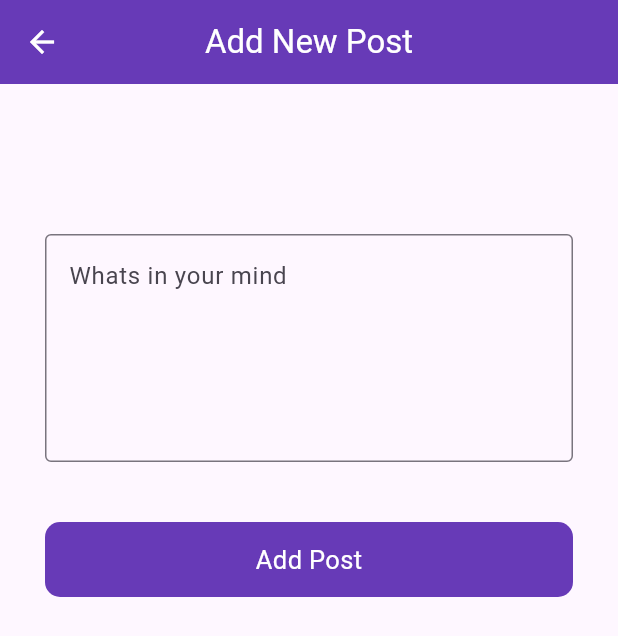
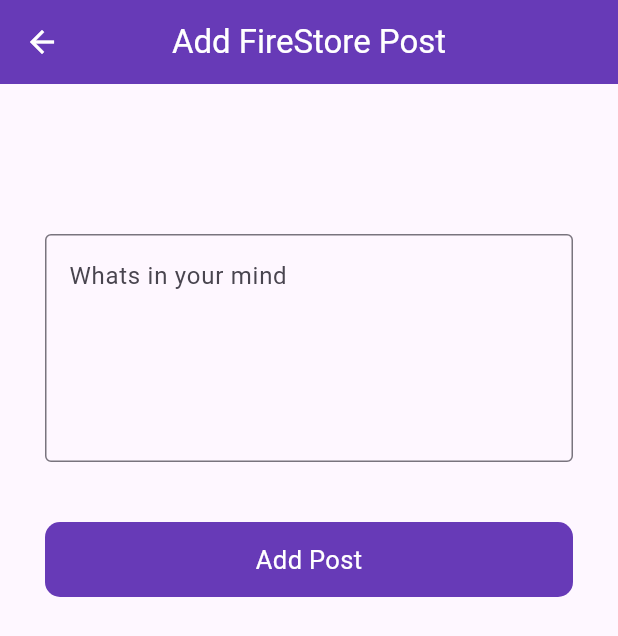
Before and after one commit to Arslan4546/FireBase-CRUD-Operations, a Flutter app: the screen it shows after launch, after a tap on the "add" icon, on a phone screen of 412 x 824 dp. Shown: the top 636 px of the screen. Run offline on Flutter 3.47's test engine with Material 3 defaults, Android fonts, the phone set to English and light mode, and no system bars; our stand-ins replace cloud_firestore, firebase_auth, firebase_core, firebase_database, fluttertoast; accounts and stored records are empty.

Commit message:
Add FireStore CRUD Operation

```diff
--- /dev/null
+++ b/lib/components/firestore/add_firestore_data.dart
@@ -0,0 +1,91 @@
+import 'package:cloud_firestore/cloud_firestore.dart';
+import 'package:firebase_auth/firebase_auth.dart';
+import 'package:firebase_database/firebase_database.dart';
+import 'package:firebase_getset/components/utils.dart';
+import 'package:flutter/material.dart';
+import '../roundbutton.dart';
+
+
+class AddFireStoreScreen extends StatefulWidget {
+  const AddFireStoreScreen({super.key});
+
+  @override
+  State<AddFireStoreScreen> createState() => _AddFireStoreScreenState();
+}
+
+class _AddFireStoreScreenState extends State<AddFireStoreScreen> {
+
+  bool loading = false;
+  final postController = TextEditingController();
+  FirebaseAuth auth = FirebaseAuth.instance;
+  final firestore = FirebaseFirestore.instance.collection("Posts");
+
+
+  @override
+  Widget build(BuildContext context) {
+    return Scaffold(
+      appBar: AppBar(
+        backgroundColor: Colors.deepPurple,
+        centerTitle: true,
+        title: const Text("Add FireStore Post", style: TextStyle(color: Colors.white),),
+        iconTheme: const IconThemeData(color: Colors.white),
+      ),
+      body: Padding(
+        padding: const EdgeInsets.symmetric(horizontal: 30.0),
+        child: SingleChildScrollView(
+          scrollDirection: Axis.vertical,
+          child: Column(
+            mainAxisAlignment: MainAxisAlignment.center,
+            crossAxisAlignment: CrossAxisAlignment.center,
+            children: [
+
+              const SizedBox(height: 100,),
+
+              TextFormField(
+                maxLines: 5,
+                controller: postController,
+                decoration: const InputDecoration(
+                  hintText: "Whats in your mind",
+                  border: OutlineInputBorder(),
+                ),
+              ),
+
+              const SizedBox(height: 40,),
+
+              RoundButton(
+                text: "Add Post",
+                loading: loading,
+                onTap: (){
+                  setState(() {
+                    loading = true;
+                  });
+
+                  String id = DateTime.now().microsecondsSinceEpoch.toString();
+
+                  firestore.doc(id).set({
+                    "title" : postController.text.toString(),
+                    "id" : id,
+                  }).then((value){
+                    Utils().toastMessage("Post is added successfully");
+                    postController.text = "";
+                    setState(() {
+                      loading = false;
+                    });
+
+                  }).onError((error, stackTrace){
+                    Utils().toastMessage(error.toString());
+                    setState(() {
+                      loading = false;
+                    });
+                  });
+
+                },
+              ),
+
+            ],
+          ),
+        ),
+      ),
+    );
+  }
+}
--- /dev/null
+++ b/lib/components/firestore/firestore_db_screen.dart
@@ -0,0 +1,142 @@
+import 'package:cloud_firestore/cloud_firestore.dart';
+import 'package:firebase_auth/firebase_auth.dart';
+import 'package:firebase_getset/components/utils.dart';
+import 'package:flutter/material.dart';
+
+import 'add_firestore_data.dart';
+
+
+class FireStoreScreen extends StatefulWidget {
+  const FireStoreScreen({super.key});
+
+  @override
+  State<FireStoreScreen> createState() => _FireStoreScreenState();
+}
+
+class _FireStoreScreenState extends State<FireStoreScreen> {
+
+  FirebaseAuth auth = FirebaseAuth.instance;
+  final editController = TextEditingController();
+  final firestore = FirebaseFirestore.instance.collection("Posts").snapshots();
+  CollectionReference ref = FirebaseFirestore.instance.collection("Posts");
+
+  @override
+  Widget build(BuildContext context) {
+    return Scaffold(
+      appBar: AppBar(
+        backgroundColor: Colors.deepPurple,
+        centerTitle: true,
+        title: const Text("Fire Store Screen", style: TextStyle(color: Colors.white),),
+        iconTheme: const IconThemeData(color: Colors.white),
+      ),
+      body: Padding(
+        padding:const  EdgeInsets.symmetric(horizontal: 30.0),
+        child: Column(
+          mainAxisAlignment: MainAxisAlignment.center,
+          crossAxisAlignment: CrossAxisAlignment.center,
+          children: [
+
+            StreamBuilder<QuerySnapshot>(
+              stream: firestore,
+              builder: (context,AsyncSnapshot<QuerySnapshot> snapshot){
+
+                if(snapshot.connectionState == ConnectionState.waiting){
+                  return const CircularProgressIndicator();
+                }
+
+                if(snapshot.hasError){
+                  return const Text("Some Error");
+                }
+
+                return Expanded(
+                  child: ListView.builder(
+                    itemCount: snapshot.data!.docs.length,
+                    itemBuilder: (context, index){
+                      return ListTile(
+                        title: Text(snapshot.data!.docs[index]["title"].toString()),
+                        subtitle: Text(snapshot.data!.docs[index]["id"].toString()),
+                        trailing: PopupMenuButton(
+                          icon: Icon(Icons.more_vert),
+                          itemBuilder: (BuildContext context) => [
+                            PopupMenuItem(
+                              value: 1,
+                              child: ListTile(
+                                onTap: (){
+                                  showMyDialog(snapshot.data!.docs[index]["title"].toString(), snapshot.data!.docs[index]["id"].toString());
+                                },
+                                leading: Icon(Icons.edit),
+                                title: Text("Edit"),
+                              ),
+                            ),
+                            PopupMenuItem(
+                              value: 1,
+                              child: ListTile(
+                                onTap: (){
+                                  ref.doc(snapshot.data!.docs[index]["id"].toString()).delete();
+                                  Navigator.pop(context);
+                                },
+                                leading: Icon(Icons.delete),
+                                title: Text("Delete"),
+                              ),
+                            ),
+                          ],),
+                      );
+                    },
+                  ),
+                );
+              },
+            ),
+
+          ],
+        ),
+      ),
+      floatingActionButton: FloatingActionButton(
+        onPressed: (){
+          Navigator.push(context, MaterialPageRoute(builder: (context) => const AddFireStoreScreen()));
+        },
+        child: const Icon(Icons.add),
+      ),
+    );
+  }
+
+  Future<void> showMyDialog(String title, String id) async{
+    editController.text = title;
+    return showDialog(
+      context: context,
+      builder: (context){
+        return AlertDialog(
+          shape: const Border(),
+          title: const Text("Update Post"),
+
+          content: TextFormField(
+            controller: editController,
+            decoration: const InputDecoration(
+              hintText: "Update Your Text",
+            ),
+          ),
+
+          actions: [
+            TextButton(
+              onPressed: (){ Navigator.pop(context); },
+              child: const Text("Cancel"),
+            ),
+            TextButton(
+              onPressed: (){
+                ref.doc(id).update({
+                  "title" : editController.text.toString(),
+                }).then((value){
+                  Utils().toastMessage("Post Updated Successfully");
+                  Navigator.pop(context);
+                }).onError((error, stackTrace){
+                  Utils().toastMessage(error.toString());
+                  Navigator.pop(context);
+                });
+              },
+              child: const Text("Update"),
+            ),
+          ],
+        );
+      },
+    );
+  }
+}
--- a/lib/home.dart
+++ b/lib/home.dart
@@ -1,11 +1,7 @@
-
-
-
 import 'package:firebase_auth/firebase_auth.dart';
 import 'package:firebase_database/firebase_database.dart';
 import 'package:firebase_database/ui/firebase_animated_list.dart';
 import 'package:flutter/material.dart';
-
 import 'add_post.dart';
 import 'components/utils.dart';
 
--- a/lib/main.dart
+++ b/lib/main.dart
@@ -1,3 +1,4 @@
+import 'package:firebase_getset/components/firestore/firestore_db_screen.dart';
 import 'package:firebase_getset/home.dart';
 import 'package:flutter/material.dart';
 import 'package:firebase_core/firebase_core.dart';
@@ -24,7 +25,7 @@
   Widget build(BuildContext context) {
     return const MaterialApp(
       debugShowCheckedModeBanner: false,
-      home: HomeScreen(),
+      home: FireStoreScreen(),
     );
   }
 }
```
